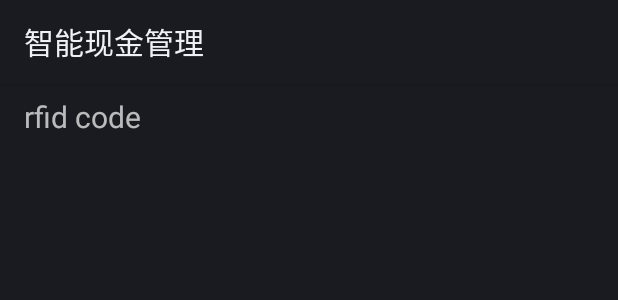
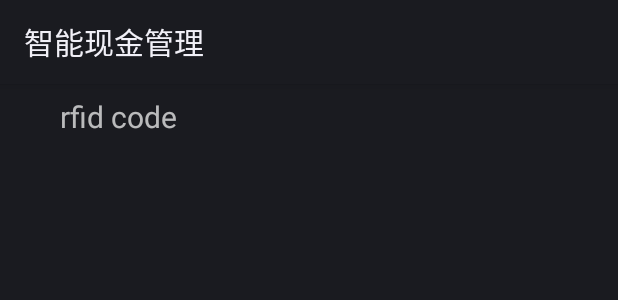
Before and after one commit to mengyuanCheng/mingsheng_project, an Android app: the layout array_listview_item_view.xml on its own in the app's theme, with its tools: preview values and no code run, on a phone screen of 412 x 824 dp. Shown: the top 300 px of the screen. Run offline under Robolectric (Android 15) with nearby library versions, the phone set to English and light mode, and no system bars.

Commit message:
* 将扫描列表进行改进, 1添加计数2新加数据放在列表的前面3添加扫描二维码信息个数提示

```diff
--- a/app/src/main/java/com/grgbanking/ct/database/DBHelper.java
+++ b/app/src/main/java/com/grgbanking/ct/database/DBHelper.java
@@ -69,7 +69,7 @@ public class DBHelper extends SQLiteOpenHelper {
             TABLE_PeiXiangInfo_NAME +
             "(BoxNum VARCHAR,"+
             "scanningDate VARCHAR," +
-            "QR_code VARCHAR," +
+            "boxName VARCHAR," +
             "QR_codelist VARCHAR)";
 
     private String sql_create_ConvoyMan = "CREATE TABLE IF NOT EXISTS " +
--- a/app/src/main/java/com/grgbanking/ct/database/DBManager.java
+++ b/app/src/main/java/com/grgbanking/ct/database/DBManager.java
@@ -615,9 +615,9 @@ public class DBManager {
         String boxName ="";
         SQLiteDatabase db = helper.getReadableDatabase();
         Cursor c = db.rawQuery("SELECT * FROM PdaCashboxInfo where rfidNum = ?", new String[]{rfidNum});
-
-        boxName = c.getString(c.getColumnIndex("BoxSn"));
-
+        if(c.moveToFirst()){
+            boxName = c.getString(c.getColumnIndex("BoxSn"));
+        }
         c.close();
         return boxName;
     }
--- a/app/src/main/res/layout/array_listview_item_view.xml
+++ b/app/src/main/res/layout/array_listview_item_view.xml
@@ -1,16 +1,36 @@
 <?xml version="1.0" encoding="utf-8"?>
 <LinearLayout xmlns:android="http://schemas.android.com/apk/res/android"
               android:layout_width="match_parent"
-              android:layout_height="match_parent">
+              android:layout_height="match_parent"
+              android:orientation="horizontal">
     <TextView
-        android:id="@+id/array_listview_textview"
-        android:layout_width="match_parent"
+        android:id="@+id/array_listview_num"
+        android:layout_width="wrap_content"
         android:layout_height="wrap_content"
-        android:paddingTop="8dp"
         android:paddingBottom="8dp"
         android:paddingLeft="16dp"
         android:paddingRight="16dp"
+        android:paddingTop="8dp"
         android:textSize="20sp"
+        />
+
+    <TextView
+        android:id="@+id/array_listview_textview"
+        android:layout_weight="1"
+        android:layout_width="0dp"
+        android:layout_height="wrap_content"
         android:gravity="center_vertical"
-        android:hint="rfid code "/>
+        android:hint="rfid code "
+        android:paddingBottom="8dp"
+        android:paddingLeft="8dp"
+        android:paddingRight="8dp"
+        android:paddingTop="8dp"
+        android:textSize="20sp"/>
+    <TextView
+        android:id="@+id/array_listview_scan_num"
+        android:layout_width="wrap_content"
+        android:layout_height="wrap_content"
+        android:padding="8dp"
+        android:textSize="20sp"
+        />
 </LinearLayout>
```
Also changed, not shown: app/src/main/java/com/grgbanking/ct/qcode/QcodeActivity.java (+41 -105 lines).
